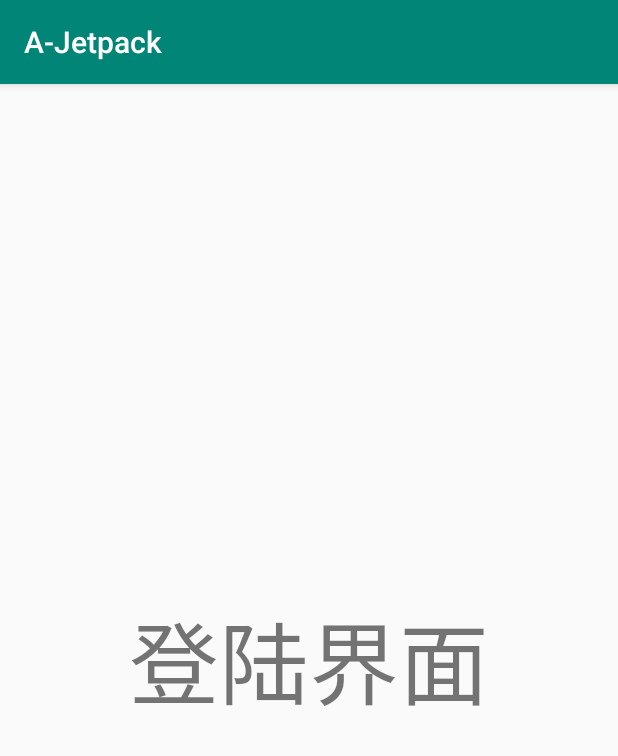
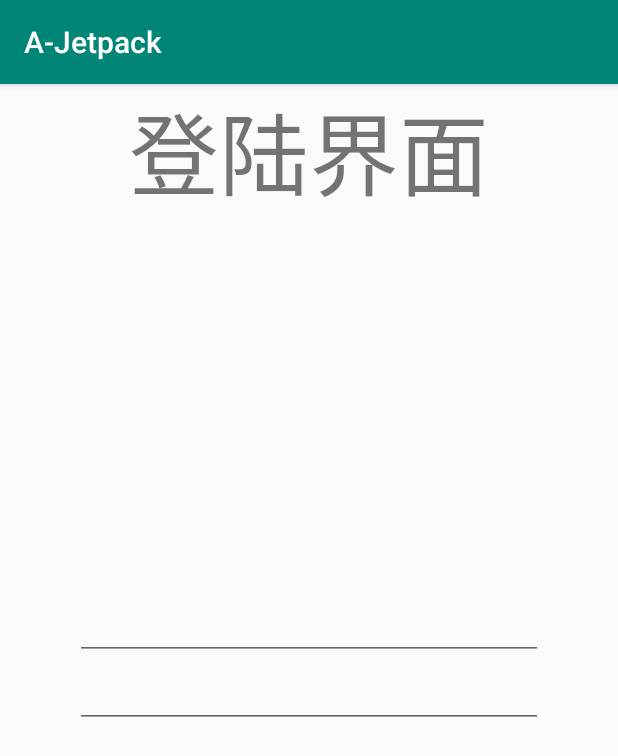
Before and after one commit to RedColinar/A-Jetpack, an Android app: the screen it shows after launch (MainActivity), after a tap on "登陆", on a phone screen of 412 x 824 dp. Shown: the top 756 px of the screen. Run offline under Robolectric (Android 15) with nearby library versions, the phone set to English and light mode, and no system bars; 4 statements that could not run were skipped.

```diff
--- a/app/build.gradle
+++ b/app/build.gradle
@@ -20,6 +20,10 @@ android {
             proguardFiles getDefaultProguardFile('proguard-android-optimize.txt'), 'proguard-rules.pro'
         }
     }
+
+    dataBinding {
+        enabled true
+    }
 }
 
 dependencies {
--- /dev/null
+++ b/app/src/main/java/com/opq/a/jetpack/DefaultNavOption.kt
@@ -0,0 +1,15 @@
+package com.opq.a.jetpack
+
+import androidx.navigation.navOptions
+
+/**
+ * Created by panqiang at 2019-06-29
+ */
+fun defaultNavOption() = navOptions {
+    anim {
+        enter = R.anim.nav_default_enter_anim
+        exit = R.anim.nav_default_exit_anim
+        popEnter = R.anim.nav_default_pop_enter_anim
+        popExit = R.anim.nav_default_pop_exit_anim
+    }
+}
--- a/app/src/main/java/com/opq/a/jetpack/SplashFragment.kt
+++ b/app/src/main/java/com/opq/a/jetpack/SplashFragment.kt
@@ -2,10 +2,10 @@ package com.opq.a.jetpack
 
 import android.content.Context
 import android.os.Bundle
-import androidx.fragment.app.Fragment
 import android.view.LayoutInflater
 import android.view.View
 import android.view.ViewGroup
+import androidx.fragment.app.Fragment
 import androidx.navigation.NavController
 import androidx.navigation.fragment.findNavController
 import kotlinx.android.synthetic.main.fragment_splash.*
@@ -43,7 +43,11 @@ class SplashFragment : Fragment() {
         bt_to_login.setOnClickListener {
             // action 或者 destination id
             // navController.navigate(R.id.loginFragment)
-            navController.navigate(R.id.action_splashFragment_to_loginFragment)
+            navController.navigate(
+                R.id.action_splashFragment_to_loginFragment,
+                null,
+                defaultNavOption()
+            )
         }
     }
 
--- a/app/src/main/res/layout/fragment_login.xml
+++ b/app/src/main/res/layout/fragment_login.xml
@@ -1,15 +1,42 @@
 <?xml version="1.0" encoding="utf-8"?>
-<FrameLayout xmlns:android="http://schemas.android.com/apk/res/android"
-             xmlns:tools="http://schemas.android.com/tools"
-             android:layout_width="match_parent"
-             android:layout_height="match_parent"
-             tools:context=".LoginFragment">
+<androidx.constraintlayout.widget.ConstraintLayout xmlns:android="http://schemas.android.com/apk/res/android"
+    xmlns:tools="http://schemas.android.com/tools"
+    android:layout_width="match_parent"
+    android:layout_height="match_parent"
+    xmlns:app="http://schemas.android.com/apk/res-auto"
+    tools:context=".LoginFragment">
 
     <TextView
+        android:layout_width="wrap_content"
+        android:layout_height="wrap_content"
+        app:layout_constraintTop_toTopOf="parent"
+        app:layout_constraintStart_toStartOf="parent"
+        app:layout_constraintEnd_toEndOf="parent"
+        android:gravity="center"
+        android:text="登陆界面"
+        android:textSize="60sp" />
+
+    <EditText
+        android:id="@+id/et_name"
         android:layout_width="match_parent"
-        android:layout_height="match_parent"
-        android:textSize="60dp"
-        android:gravity="center"
-        android:text="登陆界面"/>
+        android:layout_height="wrap_content"
+        app:layout_constraintBottom_toTopOf="@+id/login_guideline"
+        android:layout_marginStart="50dp"
+        android:layout_marginEnd="50dp" />
 
-</FrameLayout>
+    <EditText
+        android:id="@+id/et_password"
+        android:layout_width="match_parent"
+        android:layout_height="wrap_content"
+        app:layout_constraintTop_toBottomOf="@+id/login_guideline"
+        android:layout_marginStart="50dp"
+        android:layout_marginEnd="50dp" />
+
+    <androidx.constraintlayout.widget.Guideline
+        android:id="@+id/login_guideline"
+        android:orientation="horizontal"
+        app:layout_constraintGuide_percent="0.5"
+        android:layout_width="wrap_content"
+        android:layout_height="wrap_content" />
+
+</androidx.constraintlayout.widget.ConstraintLayout>
```
